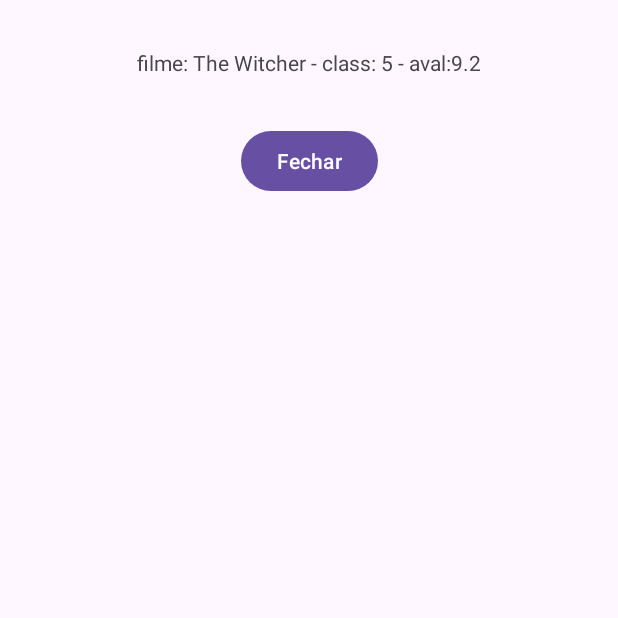
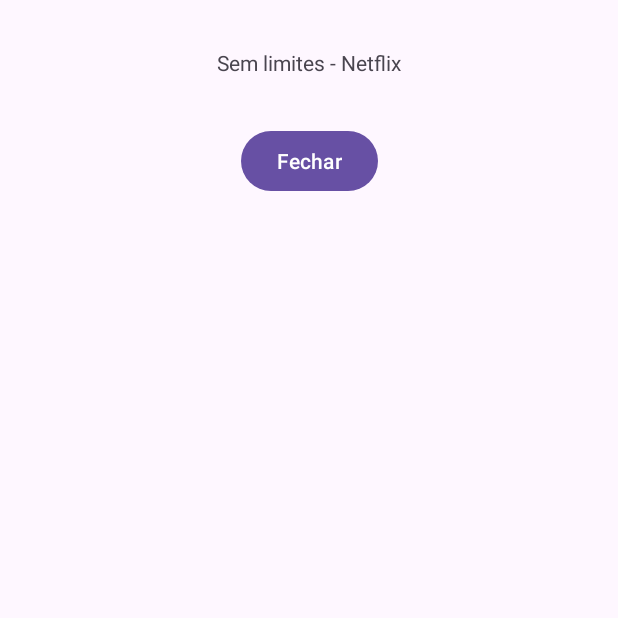
Before and after one commit to alxmart/ActivityFragment, an Android app: the screen it shows after launch (DetalhesActivity), after a tap on "Abrir nova tela", on a phone screen of 412 x 824 dp, the top half of it. Run offline under Robolectric (Android 15) with nearby library versions, the phone set to English and light mode, and no system bars.

```diff
--- a/app/build.gradle
+++ b/app/build.gradle
@@ -1,6 +1,7 @@
 plugins {
     id 'com.android.application'
     id 'org.jetbrains.kotlin.android'
+    id 'kotlin-parcelize'
 }
 
 android {
--- a/app/src/main/java/com/luizafmartinez/activityfragment/DetalhesActivity.kt
+++ b/app/src/main/java/com/luizafmartinez/activityfragment/DetalhesActivity.kt
@@ -20,14 +20,17 @@ class DetalhesActivity : AppCompatActivity() {
 
         if (bundle != null) {
 
-            val filme = bundle.getString("filme")
-            val classificacao = bundle.getInt("classificacao")
-            val avaliacoes = bundle.getDouble("avaliacoes")
+//            val filme = bundle.getString("filme")
+//            val classificacao = bundle.getInt("classificacao")
+//            val avaliacoes = bundle.getDouble("avaliacoes")
 
-            val resultado =
-                "filme: $filme - class: $classificacao - aval:$avaliacoes"
+            // Vai de-serializar , como um objeto Filme :
+            //val filme = bundle.getSerializable("filme") as Filme
+            val filme = bundle.getParcelable<Filme>("filme")
 
-            textFilme.text = resultado
+            //val resultado= "filme: $filme - class: $classificacao - aval:$avaliacoes"
+
+            textFilme.text = "${filme?.nome} - ${filme?.distribuidor}"
         }
 
         buttonFechar.setOnClickListener {
--- a/app/src/main/java/com/luizafmartinez/activityfragment/MainActivity.kt
+++ b/app/src/main/java/com/luizafmartinez/activityfragment/MainActivity.kt
@@ -19,10 +19,20 @@ class MainActivity : AppCompatActivity() {
         buttonAbrir.setOnClickListener {
             val intent = Intent(this, DetalhesActivity::class.java)
 
-            // Passar parâmetros para nova tela
-            intent.putExtra("filme","The Witcher")
-            intent.putExtra("classificacao",5)
-            intent.putExtra("avaliacoes",9.2)
+//            // Passar parâmetros para nova tela
+//            intent.putExtra("filme","The Witcher")
+//            intent.putExtra("classificacao",5)
+//            intent.putExtra("avaliacoes",9.2)
+
+            val filme = Filme(
+                "Sem limites",
+                "Teste",
+                4.8,
+                "Jamilton",
+             "Netflix"
+            )
+            intent.putExtra("filme", filme)
+
 
             // Iniciar uma nova tela
             startActivity(intent)
--- /dev/null
+++ b/app/src/main/java/com/luizafmartinez/activityfragment/Usuario.kt
@@ -0,0 +1,22 @@
+package com.luizafmartinez.activityfragment
+
+import android.os.Parcelable
+import kotlinx.parcelize.Parcelize
+import java.io.Serializable
+
+@Parcelize //kotlinx.parcelize
+data class Filme(
+    val nome: String,
+    val descricao: String,
+    val avaliacoes: Double,
+    val diretor: String,
+    val distribuidor: String
+) : Parcelable
+
+//data class Filme(
+//    val nome: String,
+//    val descricao: String,
+//    val avaliacoes: Double,
+//    val diretor: String,
+//    val distribuidor: String
+//) : Serializable
```
